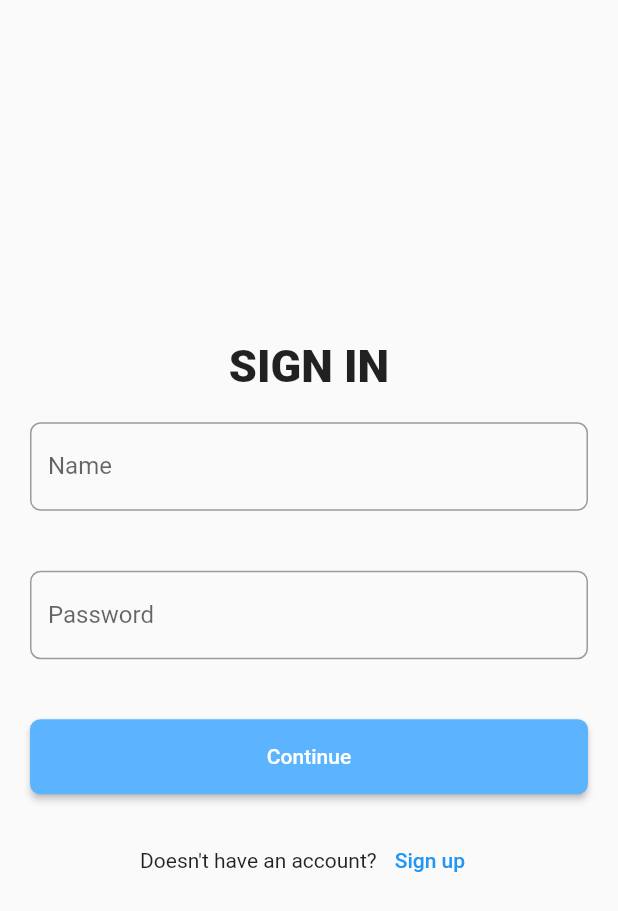
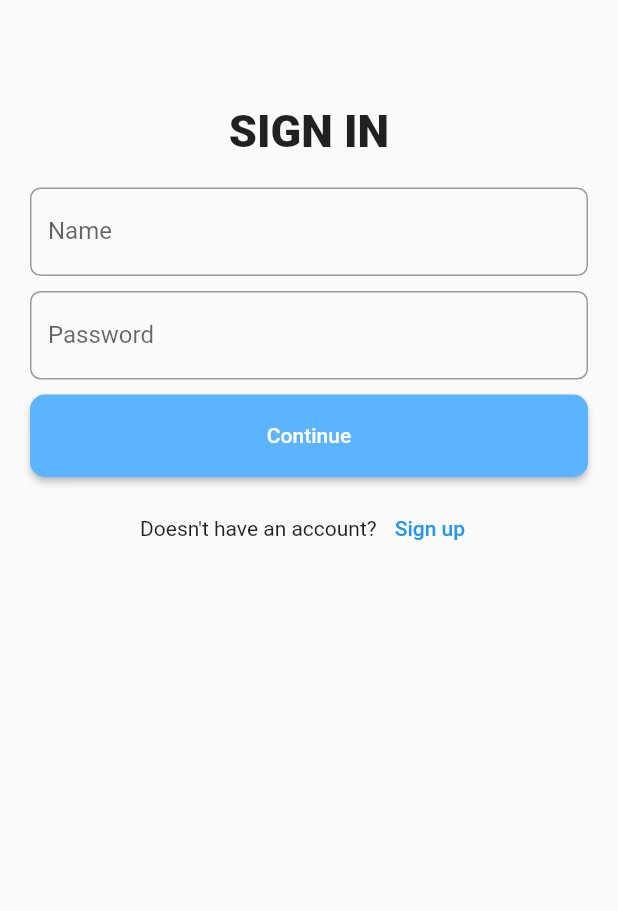
Before and after one commit to nigussolomon/book_app, a Flutter app: the screen it shows after launch, on a phone screen of 412 x 824 dp. Shown: the top 911 px of the screen. Run offline on Flutter 3.47's test engine with Material 2 defaults, Android fonts, the phone set to English and light mode, and no system bars; our stand-ins replace flutter_svg.

Commit message:
Sign in UI error fixed

```diff
--- a/lib/pages/signin.dart
+++ b/lib/pages/signin.dart
@@ -20,15 +20,17 @@ class _SigninState extends State<Signin> {
   Widget build(BuildContext context) {
     return Scaffold(
       body: SafeArea(
+        child: SingleChildScrollView(
           child: Column(
             mainAxisAlignment: MainAxisAlignment.center,
             children: [
+              const SizedBox(height: 70),
               const Text(
                 "SIGN IN",
                 style: TextStyle(fontSize: 30, fontWeight: FontWeight.w900),
               ),
               Container(
-              padding: const EdgeInsets.all(20),
+                padding: const EdgeInsets.fromLTRB(20, 20, 20, 5),
                 child: TextFormField(
                   decoration: const InputDecoration(
                       border: OutlineInputBorder(
@@ -39,29 +41,31 @@ class _SigninState extends State<Signin> {
                 ),
               ),
               Container(
-              padding: const EdgeInsets.all(20),
+                padding: const EdgeInsets.fromLTRB(20, 5, 20, 5),
                 child: TextField(
                   obscureText: passwordVisible,
                   decoration: const InputDecoration(
                     border: OutlineInputBorder(
-                      borderRadius: BorderRadius.all(Radius.elliptical(7, 7))),
+                        borderRadius:
+                            BorderRadius.all(Radius.elliptical(7, 7))),
                     hintText: 'Choose a Password',
                     labelText: "Password",
                   ),
                 ),
               ),
               Container(
-                height: 90,
+                  height: 70,
                   width: MediaQuery.of(context).size.width,
-                padding: const EdgeInsets.all(20),
+                  padding: const EdgeInsets.fromLTRB(20, 5, 20, 10),
                   child: ElevatedButton(
                     onPressed: () {},
                     style: ButtonStyle(
                         backgroundColor: const MaterialStatePropertyAll(
                             Color.fromARGB(255, 91, 180, 253)),
-                      shape: MaterialStateProperty.all<RoundedRectangleBorder>(
+                        shape:
+                            MaterialStateProperty.all<RoundedRectangleBorder>(
                                 RoundedRectangleBorder(
-                        borderRadius: BorderRadius.circular(7.0),
+                          borderRadius: BorderRadius.circular(10.0),
                         ))),
                     child: const Text("Continue"),
                   )),
@@ -75,6 +79,7 @@ class _SigninState extends State<Signin> {
             ],
           ),
         ),
+      ),
     );
   }
 }
```
Lines whose indentation alone changed are shown as unchanged.
